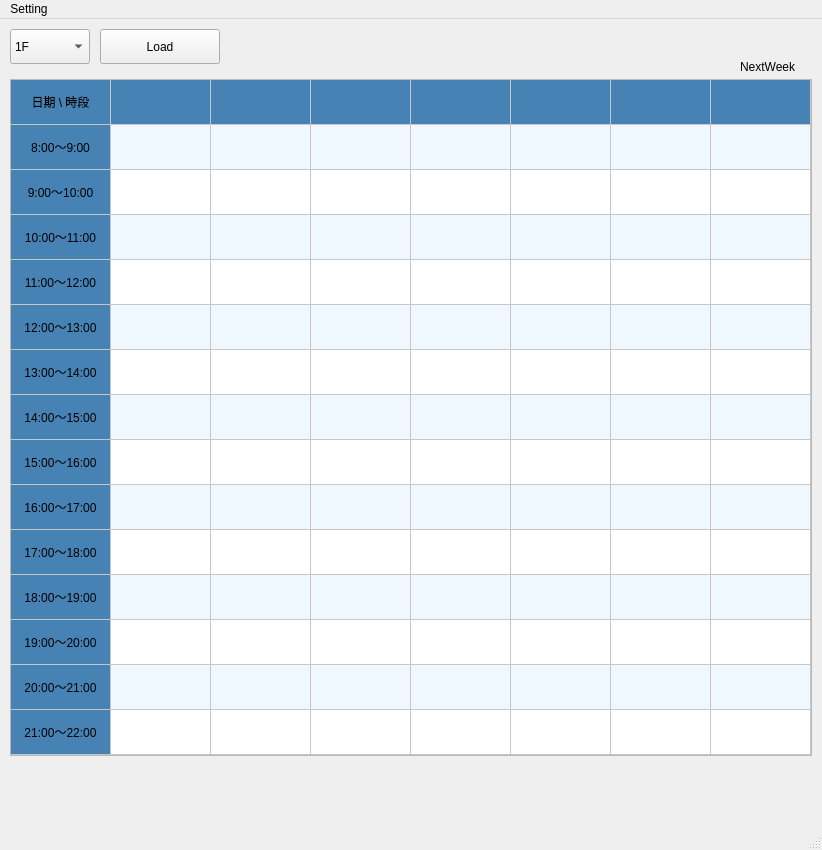
Old version of the form 2.ui in the repository Autumn4090/SportCenterTimetable.
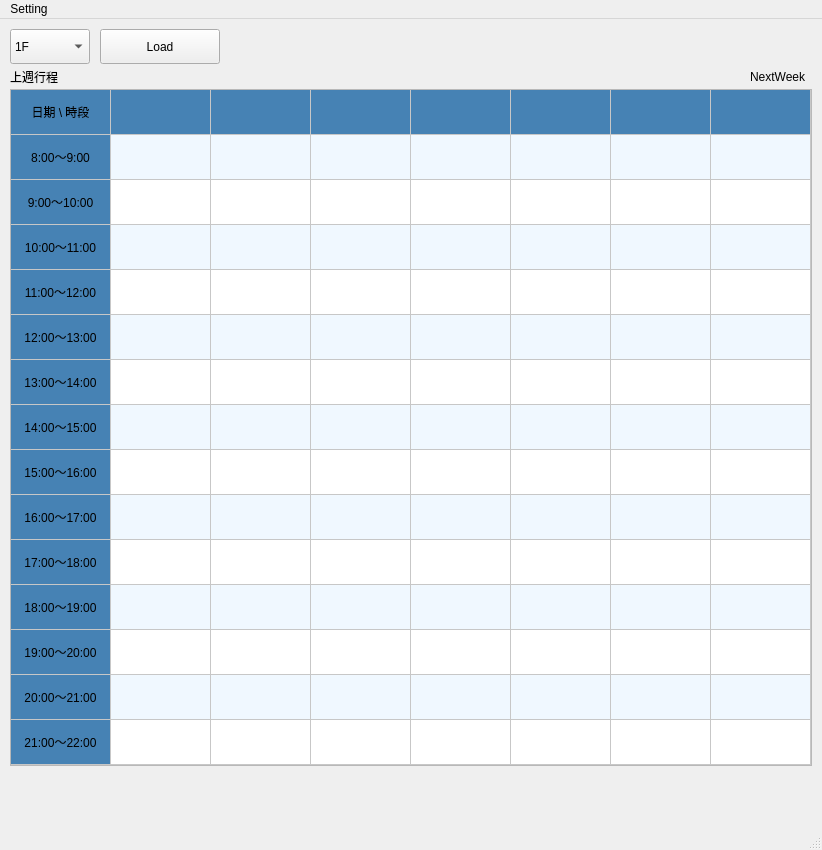
New version of the form.

Patch:
```diff
--- a/2.ui
+++ b/2.ui
@@ -18,7 +18,7 @@
     <property name="geometry">
      <rect>
       <x>10</x>
-      <y>60</y>
+      <y>70</y>
       <width>802</width>
       <height>677</height>
      </rect>
@@ -2264,8 +2264,24 @@
    <widget class="QLabel" name="label">
     <property name="geometry">
      <rect>
-      <x>740</x>
-      <y>40</y>
+      <x>10</x>
+      <y>50</y>
+      <width>58</width>
+      <height>15</height>
+     </rect>
+    </property>
+    <property name="cursor">
+     <cursorShape>PointingHandCursor</cursorShape>
+    </property>
+    <property name="text">
+     <string>上週行程</string>
+    </property>
+   </widget>
+   <widget class="QLabel" name="label_next">
+    <property name="geometry">
+     <rect>
+      <x>750</x>
+      <y>50</y>
       <width>58</width>
       <height>15</height>
      </rect>
```
Left out of the diff: 2 changed lines with no effect on the pictures.
